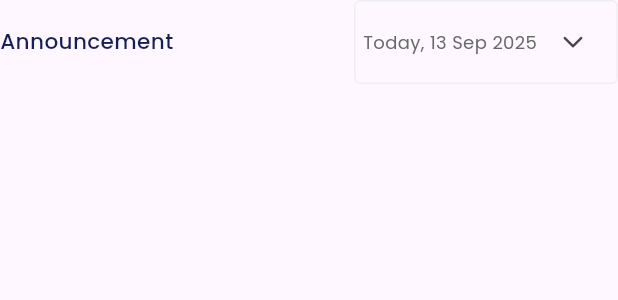
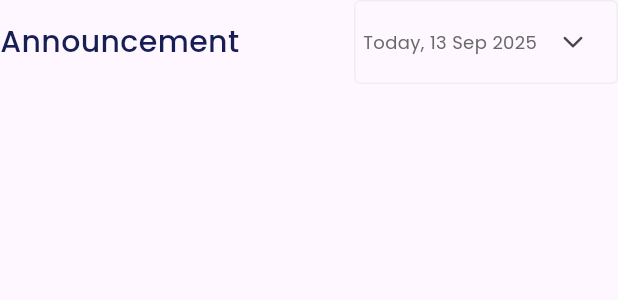
Before and after one commit to mano299/we_HR, a Flutter app: the AnnouncementHeader widget shown alone on an empty page, opened directly, on a phone screen of 412 x 824 dp. Shown: the top 300 px of the screen. Run offline on Flutter 3.47's test engine with Material 3 defaults, Android fonts, the phone set to English and light mode, and no system bars; our stand-ins replace flutter_svg.

Commit message:
annoucement part 1

```diff
--- a/lib/widgets/announcement.dart
+++ b/lib/widgets/announcement.dart
@@ -9,6 +9,10 @@ class Announcement extends StatelessWidget {
     return Container(
       padding: EdgeInsets.only(top: 16, right: 20, left: 20),
       decoration: BoxDecoration(
+        border: Border.all(
+          color: Color(0xffE0E0E0),
+          width: 1,
+        ),
         color: Colors.white,
         borderRadius: BorderRadius.circular(12),
       ),
--- a/lib/widgets/announcement_header.dart
+++ b/lib/widgets/announcement_header.dart
@@ -1,7 +1,6 @@
 import 'package:flutter/material.dart';
 import 'package:we_hr/utils/app_colors.dart';
 import 'package:we_hr/utils/app_styles.dart';
-
 
 class AnnouncementHeader extends StatelessWidget {
   const AnnouncementHeader({super.key});
@@ -13,7 +12,7 @@ class AnnouncementHeader extends StatelessWidget {
         Text(
           'Announcement',
           style: AppStyles.styleMeduim18(context)
-              .copyWith(color: AppColors.kKohlyColor),
+              .copyWith(color: AppColors.kKohlyColor, fontSize: 20),
         ),
         Spacer(),
         Container(
--- a/lib/widgets/dashboard_layout.dart
+++ b/lib/widgets/dashboard_layout.dart
@@ -40,6 +40,7 @@ class DashboardLayout extends StatelessWidget {
                 OverallContainers(),
                 SizedBox(height: 20),
                 GrowthItems(),
+                SizedBox(height: 20),
                 Announcement(),
               ],
             ),
```
